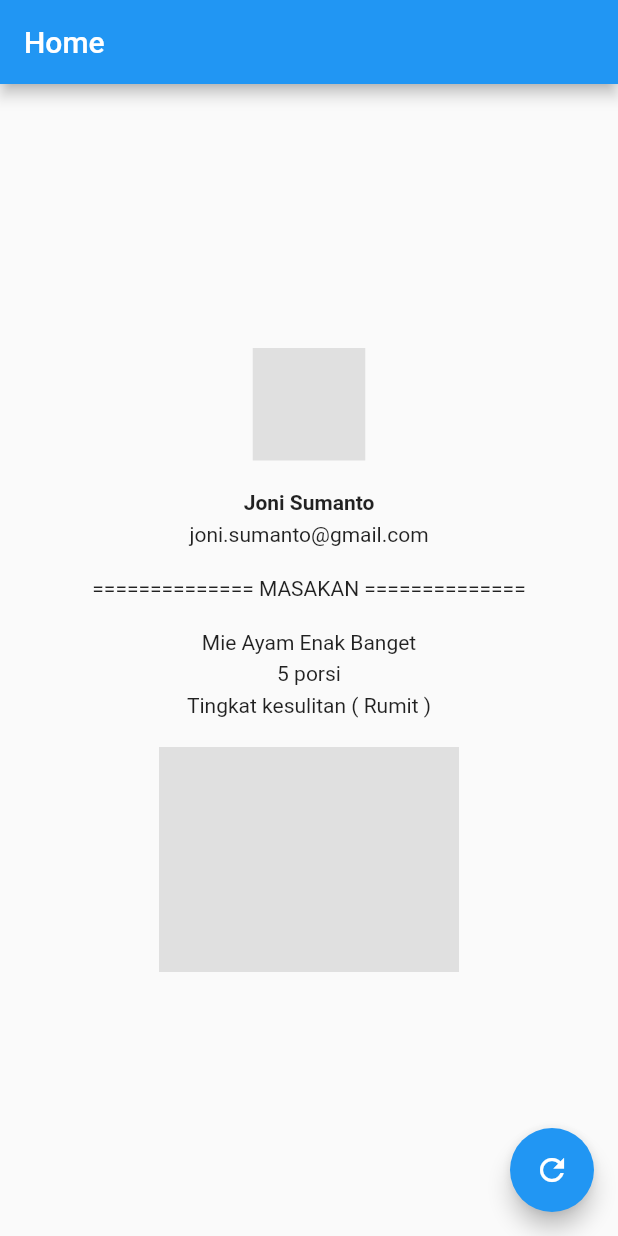
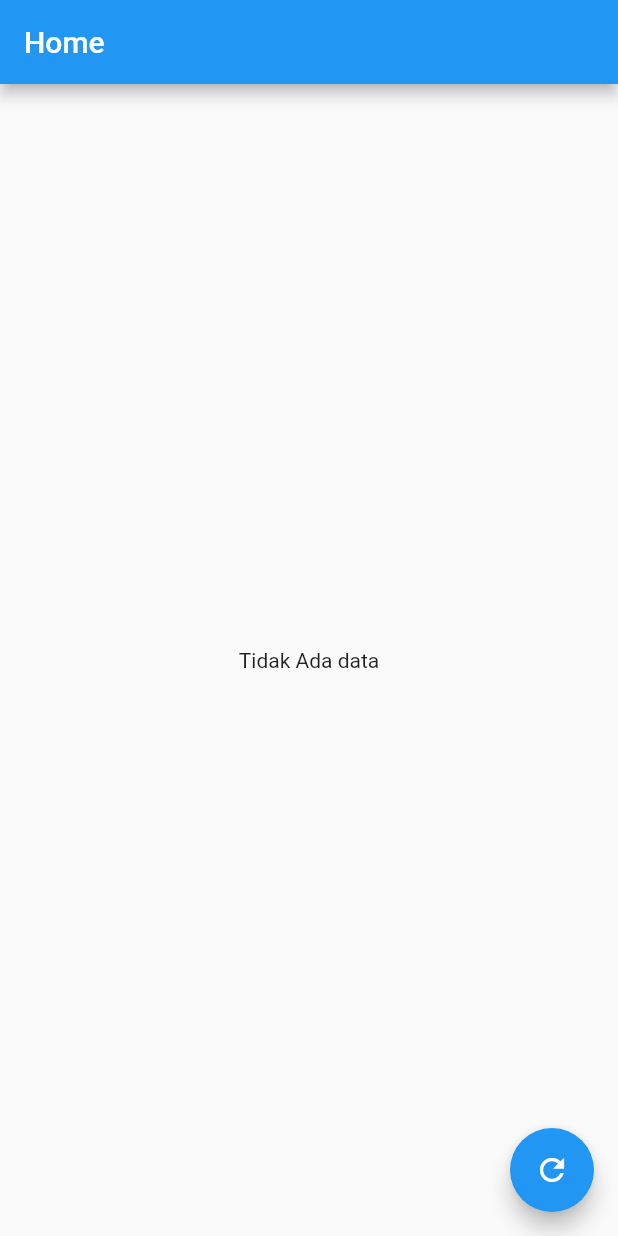
Before and after one commit to aldoalfians/bloc_architecture, a Flutter app: the screen it shows after launch, on a phone screen of 412 x 824 dp. Run offline on Flutter 3.47's test engine with Material 2 defaults, Android fonts, the phone set to English and light mode, and no system bars; our stand-ins replace bloc, equatable, flutter_bloc.

Commit message:
implementation on ui using bloc

```diff
--- a/lib/app.dart
+++ b/lib/app.dart
@@ -1,16 +1,19 @@
+import 'package:bloc_architecture/data/repositories/random_repository.dart';
 import 'package:bloc_architecture/logic/bloc/exports.dart';
 import 'package:bloc_architecture/screens/home/home_screen.dart';
 import 'package:flutter/material.dart';
 
 class App extends StatelessWidget {
-  const App({super.key});
+  App({super.key});
+
+  final RandomRepository randomRepository = RandomRepository();
 
   @override
   Widget build(BuildContext context) {
     return MultiBlocProvider(
       providers: [
         BlocProvider(
-          create: (context) => RandomBloc(),
+          create: (context) => RandomBloc(randomRepository),
         ),
       ],
       child: AppView(),
--- a/lib/data/repositories/random_repository.dart
+++ b/lib/data/repositories/random_repository.dart
@@ -14,7 +14,7 @@ class RandomRepository {
     Map<String, dynamic> dataUser = await userProvider.getDataUser();
     Map<String, dynamic> dataProduct = await productProvider.getDataProduct();
 
-    if (dataUser["error"] == true || dataProduct["error"] == true) {
+    if (dataUser["error"] == true && dataProduct["error"] == true) {
       return {"error": true, "message": "Terjadi error"};
     }
 
--- a/lib/logic/bloc/exports.dart
+++ b/lib/logic/bloc/exports.dart
@@ -1,2 +1,3 @@
 export 'package:bloc_architecture/logic/bloc/random/random_bloc.dart';
+
 export 'package:flutter_bloc/flutter_bloc.dart';
--- a/lib/logic/bloc/random/random_bloc.dart
+++ b/lib/logic/bloc/random/random_bloc.dart
@@ -1,13 +1,31 @@
 import 'package:bloc/bloc.dart';
+import 'package:bloc_architecture/data/models/data_home.dart';
+import 'package:bloc_architecture/data/repositories/random_repository.dart';
 import 'package:equatable/equatable.dart';
 
 part 'random_event.dart';
 part 'random_state.dart';
 
 class RandomBloc extends Bloc<RandomEvent, RandomState> {
-  RandomBloc() : super(RandomInitial()) {
-    on<RandomEvent>((event, emit) {
-      // TODO: implement event handler
+  RandomRepository randomRepository;
+
+  RandomBloc(this.randomRepository) : super(RandomInitial(DataHomeModel())) {
+    on<GetRandomEvent>((event, emit) async {
+      try {
+        emit(RandomLoading(state.data));
+
+        Map<String, dynamic> dataRandom =
+            await randomRepository.getRandomData();
+
+        if (dataRandom["error"] == true) {
+          throw dataRandom["message"];
+        } else {
+          DataHomeModel dataHome = dataRandom["data"];
+          emit(RandomCompleted(dataHome));
+        }
+      } catch (e) {
+        emit(RandomError(state.data));
+      }
     });
   }
 }
--- a/lib/logic/bloc/random/random_event.dart
+++ b/lib/logic/bloc/random/random_event.dart
@@ -6,3 +6,5 @@ abstract class RandomEvent extends Equatable {
   @override
   List<Object> get props => [];
 }
+
+class GetRandomEvent extends RandomEvent {}
--- a/lib/logic/bloc/random/random_state.dart
+++ b/lib/logic/bloc/random/random_state.dart
@@ -1,10 +1,26 @@
 part of 'random_bloc.dart';
 
 abstract class RandomState extends Equatable {
-  const RandomState();
+  RandomState(this.data);
+
+  DataHomeModel data;
 
   @override
-  List<Object> get props => [];
+  List<Object> get props => [data];
 }
 
-class RandomInitial extends RandomState {}
+class RandomInitial extends RandomState {
+  RandomInitial(super.data);
+}
+
+class RandomLoading extends RandomState {
+  RandomLoading(super.data);
+}
+
+class RandomCompleted extends RandomState {
+  RandomCompleted(super.data);
+}
+
+class RandomError extends RandomState {
+  RandomError(super.data);
+}
--- a/lib/screens/home/home_screen.dart
+++ b/lib/screens/home/home_screen.dart
@@ -1,3 +1,5 @@
+import 'package:bloc_architecture/data/models/data_home.dart';
+import 'package:bloc_architecture/logic/bloc/exports.dart';
 import 'package:flutter/material.dart';
 import 'package:flutter/src/widgets/framework.dart';
 import 'package:flutter/src/widgets/placeholder.dart';
@@ -7,51 +9,61 @@ class HomeScreen extends StatelessWidget {
 
   @override
   Widget build(BuildContext context) {
+    RandomBloc randomBloc = context.read<RandomBloc>();
     return Scaffold(
       appBar: AppBar(
         title: Text("Home"),
       ),
       body: Center(
-        child: Column(
+          child: BlocBuilder<RandomBloc, RandomState>(
+        bloc: randomBloc,
+        builder: (context, state) {
+          if (state is RandomLoading) {
+            return CircularProgressIndicator();
+          }
+
+          if (state is RandomError) {
+            return Text("Terjadi Kesalahan");
+          }
+
+          if (state is RandomInitial) {
+            return Text("Tidak Ada data");
+          }
+
+          DataHomeModel dataHome = state.data;
+          return Column(
             mainAxisAlignment: MainAxisAlignment.center,
             children: [
               SizedBox(
                 width: 75,
                 height: 75,
                 child: Container(
-                color: Colors.grey.shade300,
+                  child: Image.network("${dataHome.profile}"),
                 ),
               ),
               SizedBox(height: 20),
               Text(
-              "Joni Sumanto",
+                "${dataHome.fullname}",
                 style: TextStyle(
                   fontWeight: FontWeight.bold,
                 ),
               ),
               SizedBox(height: 5),
-            Text("joni.sumanto@gmail.com"),
+              Text("${dataHome.email}"),
               SizedBox(height: 20),
-            Text("============== MASAKAN =============="),
+              Text("============== Pokemon =============="),
               SizedBox(height: 20),
-            Text("Mie Ayam Enak Banget"),
-            SizedBox(height: 5),
-            Text("5 porsi"),
-            SizedBox(height: 5),
-            Text("Tingkat kesulitan ( Rumit )"),
+              Text("${dataHome.nameAnimal}"),
               SizedBox(height: 20),
-            SizedBox(
-              width: 200,
-              height: 150,
-              child: Container(
-                color: Colors.grey.shade300,
-              ),
-            ),
             ],
-        ),
-      ),
+          );
+        },
+      )),
       floatingActionButton: FloatingActionButton(
-        onPressed: () {},
+        onPressed: () {
+          randomBloc.add(GetRandomEvent());
+          print(randomBloc.state.data.toJson());
+        },
         child: Icon(Icons.refresh),
       ),
     );
```
Also changed, not shown: 1 other file. Lines whose indentation alone changed are shown as unchanged.
